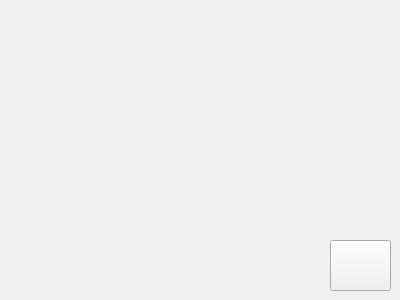
Pincinato/C_plus_plus_II, file designpattern-master/designpattern-master/producerConsumerPattern/src/ui/actionwidget.ui: the form before one commit.
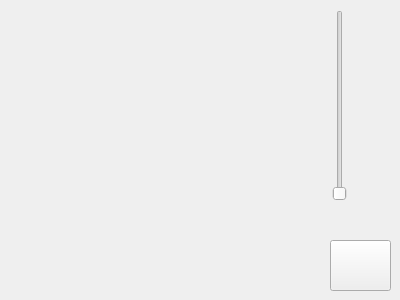
The form after the commit.

```diff
--- a/designpattern-master/designpattern-master/producerConsumerPattern/src/ui/actionwidget.ui
+++ b/designpattern-master/designpattern-master/producerConsumerPattern/src/ui/actionwidget.ui
@@ -26,6 +26,22 @@
     <string/>
    </property>
   </widget>
+  <widget class="QSlider" name="SensibilitySlider">
+   <property name="geometry">
+    <rect>
+     <x>330</x>
+     <y>10</y>
+     <width>20</width>
+     <height>191</height>
+    </rect>
+   </property>
+   <property name="minimum">
+    <number>0</number>
+   </property>
+   <property name="orientation">
+    <enum>Qt::Vertical</enum>
+   </property>
+  </widget>
  </widget>
  <resources/>
  <connections/>
```
